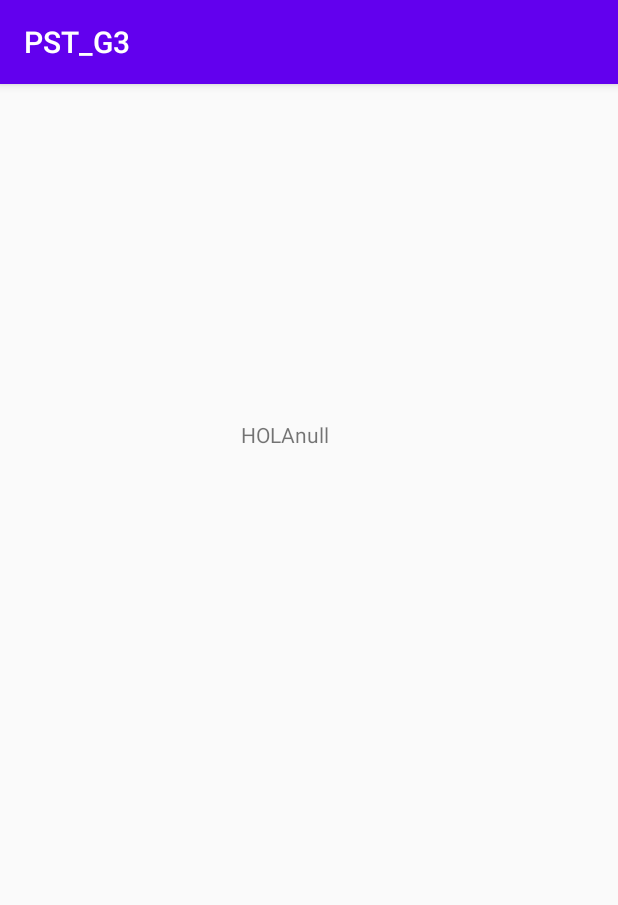
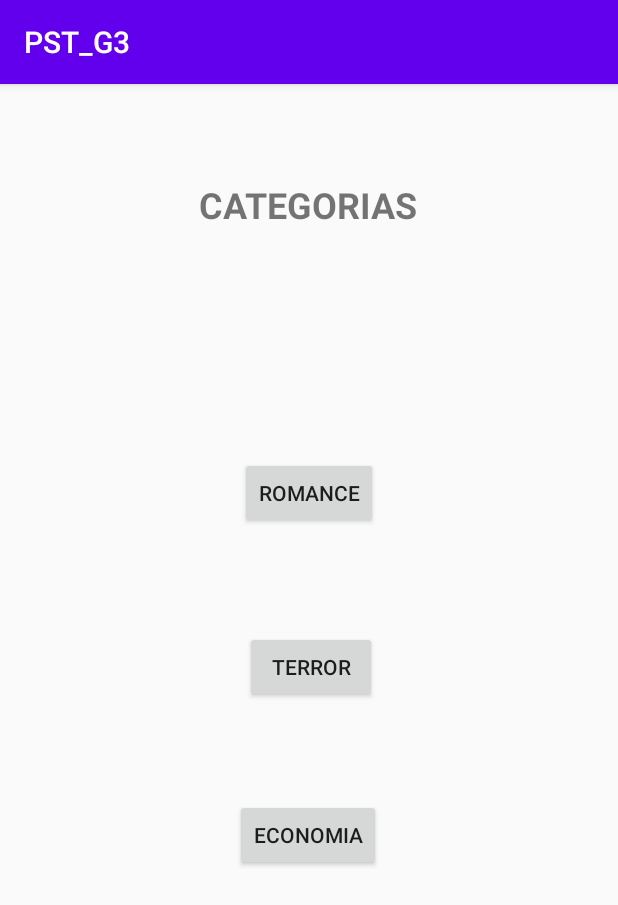
Before and after one commit to kevinjlope/PST_TA5_G3, an Android app: the screen it shows after launch (NavigationActivity before the commit, CategoryActivity after it), after a tap on "INGRESAR", on a phone screen of 412 x 824 dp. Shown: the top 905 px of the screen. Run offline under Robolectric (Android 15) with nearby library versions, the phone set to English and light mode, and no system bars.

Commit message:
Activity de Categorias con sus datos

```diff
--- a/app/src/main/AndroidManifest.xml
+++ b/app/src/main/AndroidManifest.xml
@@ -9,7 +9,8 @@
         android:roundIcon="@mipmap/ic_launcher_round"
         android:supportsRtl="true"
         android:theme="@style/AppTheme">
-        <activity android:name=".NavigationActivity"></activity>
+        <activity android:name=".CategoryActivity"></activity>
+        <activity android:name=".NavigationActivity" />
         <activity android:name=".SplashActivity" />
         <activity
             android:name=".MainActivity"
--- a/app/src/main/java/com/example/pst_g3/MainActivity.java
+++ b/app/src/main/java/com/example/pst_g3/MainActivity.java
@@ -33,7 +33,7 @@ public class MainActivity extends AppCompatActivity {
     }
 
     public void  IniciarLibros(View view){
-        Intent siguienteLibros = new Intent(this, NavigationActivity.class);
+        Intent siguienteLibros = new Intent(this, CategoryActivity.class);
         startActivity(siguienteLibros);
 
 
--- a/app/src/main/java/com/example/pst_g3/NavigationActivity.java
+++ b/app/src/main/java/com/example/pst_g3/NavigationActivity.java
@@ -20,7 +20,7 @@ public class NavigationActivity extends AppCompatActivity {
 
         //Inicializar el objeto tipo text view para escribir el valor sobre el los valores pasado por el Hasmap
 
-        tv1=(TextView)findViewById(R.id.MostraPanta);
+       tv1=(TextView)findViewById(R.id.MostraPanta);
 
         //Creacion del Hasmap que contendra los recursos de la app
 
@@ -62,8 +62,11 @@ public class NavigationActivity extends AppCompatActivity {
 
         //Escribir dentro del text view el valor de la clave
 
+        String dato= getIntent().getStringExtra("dato");
 
-        tv1.setText("HOLA"+ datos.get("Romance").get("ImagenUrl2"));
+        tv1.setText("Hola"+ dato);
+        //tv1.setText("HOLA"+ datosRomance.get("ImagenUrl233"));
+        //tv1.setText("HOLA"+ datos.get("Romance").get("ImagenUrl2"));
 
 
     }
--- /dev/null
+++ b/app/src/main/res/layout/activity_category.xml
@@ -0,0 +1,55 @@
+<?xml version="1.0" encoding="utf-8"?>
+<androidx.constraintlayout.widget.ConstraintLayout xmlns:android="http://schemas.android.com/apk/res/android"
+    xmlns:app="http://schemas.android.com/apk/res-auto"
+    xmlns:tools="http://schemas.android.com/tools"
+    android:layout_width="match_parent"
+    android:layout_height="match_parent"
+    tools:context=".CategoryActivity">
+
+    <TextView
+        android:id="@+id/textView4"
+        android:layout_width="wrap_content"
+        android:layout_height="wrap_content"
+        android:layout_marginTop="64dp"
+        android:text="@string/categorias"
+        android:textSize="24sp"
+        android:textStyle="bold"
+        app:layout_constraintEnd_toEndOf="parent"
+        app:layout_constraintHorizontal_bias="0.498"
+        app:layout_constraintStart_toStartOf="parent"
+        app:layout_constraintTop_toTopOf="parent" />
+
+    <Button
+        android:id="@+id/button2"
+        android:layout_width="wrap_content"
+        android:layout_height="wrap_content"
+        android:layout_marginTop="152dp"
+        android:onClick="Romance"
+        android:text="@string/romance"
+        app:layout_constraintEnd_toEndOf="parent"
+        app:layout_constraintStart_toStartOf="parent"
+        app:layout_constraintTop_toBottomOf="@+id/textView4" />
+
+    <Button
+        android:id="@+id/button3"
+        android:layout_width="wrap_content"
+        android:layout_height="wrap_content"
+        android:layout_marginTop="68dp"
+        android:text="@string/terror"
+        app:layout_constraintEnd_toEndOf="parent"
+        app:layout_constraintHorizontal_bias="0.504"
+        app:layout_constraintStart_toStartOf="parent"
+        app:layout_constraintTop_toBottomOf="@+id/button2" />
+
+    <Button
+        android:id="@+id/button4"
+        android:layout_width="wrap_content"
+        android:layout_height="wrap_content"
+        android:layout_marginTop="64dp"
+        android:text="@string/economia"
+        app:layout_constraintEnd_toEndOf="parent"
+        app:layout_constraintHorizontal_bias="0.498"
+        app:layout_constraintStart_toStartOf="parent"
+        app:layout_constraintTop_toBottomOf="@+id/button3" />
+
+</androidx.constraintlayout.widget.ConstraintLayout>
--- a/app/src/main/res/values/strings.xml
+++ b/app/src/main/res/values/strings.xml
@@ -7,4 +7,8 @@
     <string name="ingresar">INGRESAR</string>
     <string name="contrasena">Contrasena</string>
     <string name="revisardatos">REVISARDATOS</string>
+    <string name="categorias">CATEGORIAS</string>
+    <string name="romance">Romance</string>
+    <string name="terror">Terror</string>
+    <string name="economia">Economia</string>
 </resources>
```
Also changed, not shown: app/src/main/java/com/example/pst_g3/CategoryActivity.java (added, +92 -0 lines).
